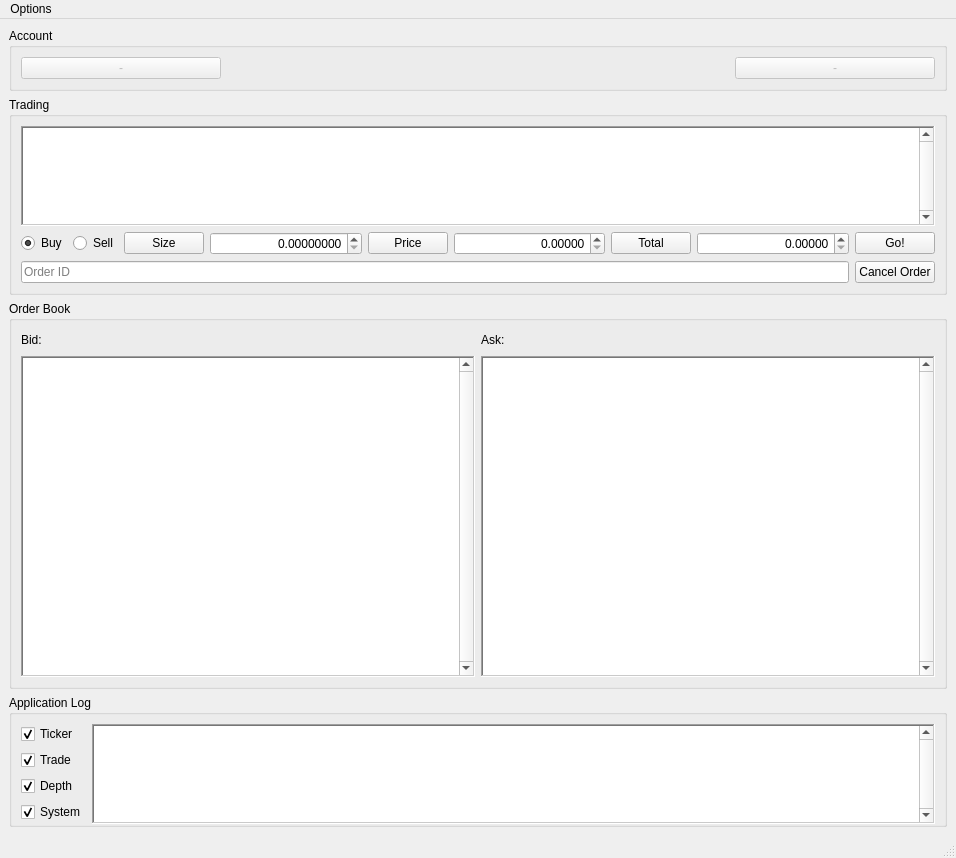
Before: the Qt Designer form goxgui/ui/main_window.ui in sebastianhaberey/goxgui, drawn with Qt 5.
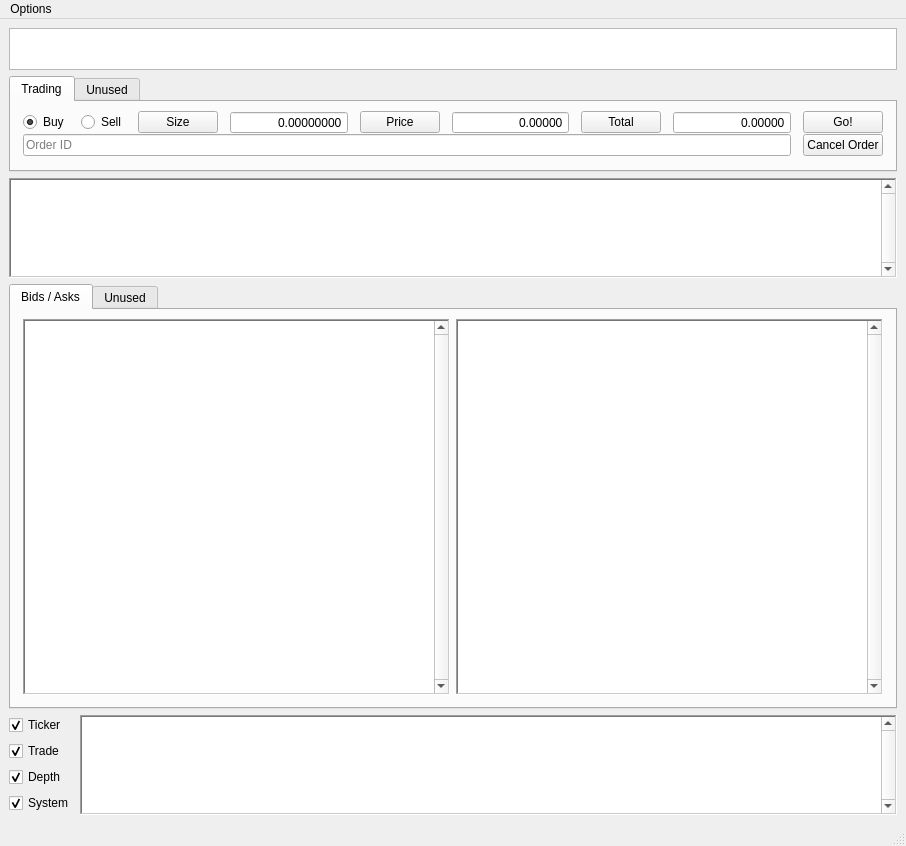
After: the same form once the commit is applied.

Commit message:
Restructured gui to accommodate future functionality.
* introduced info area where permanent information such as balance,
  order lag etc. can be displayed
* rearranged gui elements to gain screen estate
* introduced tabs to accommodate future features such as user orders
  and automated trading

```diff
--- a/goxgui/ui/main_window.ui
+++ b/goxgui/ui/main_window.ui
@@ -12,8 +12,8 @@
    <rect>
     <x>0</x>
     <y>0</y>
-    <width>956</width>
-    <height>858</height>
+    <width>906</width>
+    <height>846</height>
    </rect>
   </property>
   <property name="windowTitle">
@@ -32,156 +32,110 @@
      <verstretch>0</verstretch>
     </sizepolicy>
    </property>
-   <layout class="QVBoxLayout" name="verticalLayout_2">
-    <property name="spacing">
-     <number>6</number>
-    </property>
+   <layout class="QVBoxLayout" name="verticalLayout_2" stretch="0,0,0,1,0">
     <item>
-     <widget class="QGroupBox" name="groupBoxAccount">
-      <property name="title">
-       <string>Account</string>
+     <widget class="QTableView" name="tableInfo">
+      <property name="sizePolicy">
+       <sizepolicy hsizetype="Expanding" vsizetype="Preferred">
+        <horstretch>0</horstretch>
+        <verstretch>0</verstretch>
+       </sizepolicy>
       </property>
-      <property name="flat">
+      <property name="maximumSize">
+       <size>
+        <width>16777215</width>
+        <height>42</height>
+       </size>
+      </property>
+      <property name="frameShape">
+       <enum>QFrame::StyledPanel</enum>
+      </property>
+      <property name="frameShadow">
+       <enum>QFrame::Plain</enum>
+      </property>
+      <property name="verticalScrollBarPolicy">
+       <enum>Qt::ScrollBarAlwaysOff</enum>
+      </property>
+      <property name="horizontalScrollBarPolicy">
+       <enum>Qt::ScrollBarAlwaysOff</enum>
+      </property>
+      <property name="autoScroll">
+       <bool>false</bool>
+      </property>
+      <property name="editTriggers">
+       <set>QAbstractItemView::NoEditTriggers</set>
+      </property>
+      <property name="tabKeyNavigation">
+       <bool>false</bool>
+      </property>
+      <property name="showDropIndicator" stdset="0">
+       <bool>false</bool>
+      </property>
+      <property name="alternatingRowColors">
+       <bool>false</bool>
+      </property>
+      <property name="selectionMode">
+       <enum>QAbstractItemView::NoSelection</enum>
+      </property>
+      <property name="showGrid">
        <bool>true</bool>
       </property>
-      <layout class="QHBoxLayout" name="horizontalLayout">
-       <item>
-        <layout class="QHBoxLayout" name="horizontalLayout_2">
-         <item>
-          <widget class="QPushButton" name="pushButtonWalletA">
-           <property name="enabled">
+      <property name="gridStyle">
+       <enum>Qt::DotLine</enum>
+      </property>
+      <property name="wordWrap">
             <bool>false</bool>
            </property>
-           <property name="minimumSize">
-            <size>
-             <width>200</width>
-             <height>0</height>
-            </size>
-           </property>
-           <property name="cursor">
-            <cursorShape>PointingHandCursor</cursorShape>
-           </property>
-           <property name="toolTip">
-            <string>Push to use this value</string>
-           </property>
-           <property name="text">
-            <string>-</string>
-           </property>
-          </widget>
-         </item>
-         <item>
-          <spacer name="horizontalSpacer_4">
-           <property name="orientation">
-            <enum>Qt::Horizontal</enum>
-           </property>
-           <property name="sizeHint" stdset="0">
-            <size>
-             <width>0</width>
-             <height>0</height>
-            </size>
-           </property>
-          </spacer>
-         </item>
-         <item>
-          <widget class="QLabel" name="labelOrderlag">
-           <property name="toolTip">
-            <string>MtGox trading lag (how long it takes for an order to be executed)</string>
-           </property>
-           <property name="text">
-            <string/>
-           </property>
-          </widget>
-         </item>
-         <item>
-          <spacer name="horizontalSpacer_2">
-           <property name="orientation">
-            <enum>Qt::Horizontal</enum>
-           </property>
-           <property name="sizeHint" stdset="0">
-            <size>
-             <width>0</width>
-             <height>0</height>
-            </size>
-           </property>
-          </spacer>
-         </item>
-         <item>
-          <widget class="QPushButton" name="pushButtonWalletB">
-           <property name="enabled">
+      <property name="cornerButtonEnabled">
             <bool>false</bool>
            </property>
-           <property name="minimumSize">
-            <size>
-             <width>200</width>
-             <height>0</height>
-            </size>
-           </property>
-           <property name="cursor">
-            <cursorShape>PointingHandCursor</cursorShape>
-           </property>
-           <property name="toolTip">
-            <string>Push to use this value</string>
-           </property>
-           <property name="text">
-            <string>-</string>
-           </property>
-          </widget>
-         </item>
-        </layout>
-       </item>
-      </layout>
-     </widget>
-    </item>
+      <attribute name="horizontalHeaderVisible">
+       <bool>false</bool>
+      </attribute>
+      <attribute name="verticalHeaderVisible">
+       <bool>false</bool>
+      </attribute>
+      <attribute name="verticalHeaderDefaultSectionSize">
+       <number>20</number>
+      </attribute>
+      <attribute name="verticalHeaderMinimumSectionSize">
+       <number>20</number>
+      </attribute>
+     </widget>
+    </item>
     <item>
-     <widget class="QGroupBox" name="groupBoxTrading">
-      <property name="title">
+     <widget class="QTabWidget" name="tabTrading">
+      <property name="currentIndex">
+       <number>0</number>
+      </property>
+      <widget class="QWidget" name="tabManual">
+       <attribute name="title">
        <string>Trading</string>
-      </property>
-      <property name="flat">
-       <bool>true</bool>
-      </property>
-      <property name="checkable">
-       <bool>false</bool>
-      </property>
-      <layout class="QVBoxLayout" name="verticalLayout">
+       </attribute>
+       <layout class="QVBoxLayout" name="verticalLayout_3">
+        <property name="leftMargin">
+         <number>12</number>
+        </property>
+        <property name="rightMargin">
+         <number>12</number>
+        </property>
+        <property name="bottomMargin">
+         <number>12</number>
+        </property>
        <item>
-        <widget class="QTextBrowser" name="textBrowserStatus">
-         <property name="sizePolicy">
-          <sizepolicy hsizetype="Expanding" vsizetype="Minimum">
-           <horstretch>0</horstretch>
-           <verstretch>0</verstretch>
-          </sizepolicy>
-         </property>
-         <property name="maximumSize">
-          <size>
-           <width>16777215</width>
-           <height>100</height>
-          </size>
-         </property>
-         <property name="font">
-          <font>
-           <family>Courier New</family>
-          </font>
-         </property>
-         <property name="cursor" stdset="0">
-          <cursorShape>IBeamCursor</cursorShape>
-         </property>
-         <property name="toolTip">
-          <string/>
-         </property>
-         <property name="frameShape">
-          <enum>QFrame::WinPanel</enum>
-         </property>
-         <property name="verticalScrollBarPolicy">
-          <enum>Qt::ScrollBarAlwaysOn</enum>
-         </property>
-         <property name="openLinks">
-          <bool>false</bool>
-         </property>
-        </widget>
-       </item>
+         <widget class="QWidget" name="widget" native="true">
+          <layout class="QVBoxLayout" name="verticalLayout_6">
+           <property name="spacing">
+            <number>0</number>
+           </property>
+           <property name="margin">
+            <number>0</number>
+           </property>
        <item>
         <layout class="QHBoxLayout" name="horizontalLayout_4">
+             <property name="spacing">
+              <number>12</number>
+             </property>
          <item>
           <widget class="QRadioButton" name="radioButtonBuy">
            <property name="cursor">
@@ -239,7 +193,7 @@
             <set>Qt::AlignRight|Qt::AlignTrailing|Qt::AlignVCenter</set>
            </property>
            <property name="buttonSymbols">
-            <enum>QAbstractSpinBox::UpDownArrows</enum>
+                <enum>QAbstractSpinBox::NoButtons</enum>
            </property>
            <property name="decimals">
             <number>8</number>
@@ -283,7 +237,7 @@
             <set>Qt::AlignRight|Qt::AlignTrailing|Qt::AlignVCenter</set>
            </property>
            <property name="buttonSymbols">
-            <enum>QAbstractSpinBox::UpDownArrows</enum>
+                <enum>QAbstractSpinBox::NoButtons</enum>
            </property>
            <property name="decimals">
             <number>5</number>
@@ -327,7 +281,7 @@
             <set>Qt::AlignRight|Qt::AlignTrailing|Qt::AlignVCenter</set>
            </property>
            <property name="buttonSymbols">
-            <enum>QAbstractSpinBox::UpDownArrows</enum>
+                <enum>QAbstractSpinBox::NoButtons</enum>
            </property>
            <property name="decimals">
             <number>5</number>
@@ -357,6 +311,9 @@
        </item>
        <item>
         <layout class="QHBoxLayout" name="horizontalLayout_8">
+             <property name="spacing">
+              <number>12</number>
+             </property>
          <item>
           <widget class="QLineEdit" name="lineEditOrder">
            <property name="toolTip">
@@ -385,81 +342,73 @@
       </layout>
      </widget>
     </item>
-    <item>
-     <widget class="QGroupBox" name="groupBoxOrder">
-      <property name="title">
-       <string>Order Book</string>
-      </property>
-      <property name="flat">
-       <bool>true</bool>
-      </property>
-      <layout class="QVBoxLayout" name="verticalLayout_3">
-       <item>
-        <layout class="QHBoxLayout" name="horizontalLayout_9">
-         <item>
-          <layout class="QHBoxLayout" name="horizontalLayout_6">
-           <item>
-            <widget class="QLabel" name="label">
-             <property name="text">
-              <string>Bid:</string>
-             </property>
-            </widget>
-           </item>
-           <item>
-            <widget class="QLabel" name="labelBid">
-             <property name="text">
-              <string/>
-             </property>
-            </widget>
+       </layout>
+      </widget>
+      <widget class="QWidget" name="tabAuto">
+       <property name="enabled">
+        <bool>false</bool>
+       </property>
+       <attribute name="title">
+        <string>Unused</string>
+       </attribute>
+      </widget>
+     </widget>
            </item>
            <item>
-            <spacer name="horizontalSpacer_6">
-             <property name="orientation">
-              <enum>Qt::Horizontal</enum>
-             </property>
-             <property name="sizeHint" stdset="0">
+     <widget class="QTextBrowser" name="textBrowserStatus">
+      <property name="sizePolicy">
+       <sizepolicy hsizetype="Expanding" vsizetype="Minimum">
+        <horstretch>0</horstretch>
+        <verstretch>0</verstretch>
+       </sizepolicy>
+      </property>
+      <property name="maximumSize">
               <size>
-               <width>40</width>
-               <height>20</height>
-              </size>
-             </property>
-            </spacer>
-           </item>
-          </layout>
-         </item>
-         <item>
-          <layout class="QHBoxLayout" name="horizontalLayout_7">
-           <item>
-            <widget class="QLabel" name="label_2">
-             <property name="text">
-              <string>Ask:</string>
-             </property>
-            </widget>
-           </item>
-           <item>
-            <widget class="QLabel" name="labelAsk">
-             <property name="text">
+        <width>16777215</width>
+        <height>100</height>
+       </size>
+      </property>
+      <property name="font">
+       <font>
+        <family>Courier New</family>
+       </font>
+      </property>
+      <property name="cursor" stdset="0">
+       <cursorShape>IBeamCursor</cursorShape>
+      </property>
+      <property name="toolTip">
               <string/>
              </property>
+      <property name="frameShape">
+       <enum>QFrame::WinPanel</enum>
+      </property>
+      <property name="verticalScrollBarPolicy">
+       <enum>Qt::ScrollBarAlwaysOn</enum>
+      </property>
+      <property name="openLinks">
+       <bool>false</bool>
+      </property>
             </widget>
            </item>
            <item>
-            <spacer name="horizontalSpacer_5">
-             <property name="orientation">
-              <enum>Qt::Horizontal</enum>
-             </property>
-             <property name="sizeHint" stdset="0">
-              <size>
-               <width>40</width>
-               <height>20</height>
-              </size>
-             </property>
-            </spacer>
-           </item>
-          </layout>
-         </item>
-        </layout>
-       </item>
+     <widget class="QTabWidget" name="tabOrders">
+      <property name="currentIndex">
+       <number>0</number>
+      </property>
+      <widget class="QWidget" name="tabBidAsk">
+       <attribute name="title">
+        <string>Bids / Asks</string>
+       </attribute>
+       <layout class="QVBoxLayout" name="verticalLayout_5">
+        <property name="leftMargin">
+         <number>12</number>
+        </property>
+        <property name="rightMargin">
+         <number>12</number>
+        </property>
+        <property name="bottomMargin">
+         <number>12</number>
+        </property>
        <item>
         <layout class="QHBoxLayout" name="horizontalLayout_3">
          <item>
@@ -585,17 +534,19 @@
        </item>
       </layout>
      </widget>
+      <widget class="QWidget" name="tabUser">
+       <property name="enabled">
+        <bool>false</bool>
+       </property>
+       <attribute name="title">
+        <string>Unused</string>
+       </attribute>
+      </widget>
+     </widget>
     </item>
     <item>
-     <widget class="QGroupBox" name="groupBoxLog">
-      <property name="title">
-       <string>Application Log</string>
-      </property>
-      <property name="flat">
-       <bool>true</bool>
-      </property>
-      <layout class="QHBoxLayout" name="horizontalLayout_5">
-       <property name="bottomMargin">
+     <layout class="QHBoxLayout" name="horizontalLayout">
+      <property name="topMargin">
         <number>0</number>
        </property>
        <item>
@@ -676,7 +627,6 @@
         </widget>
        </item>
       </layout>
-     </widget>
     </item>
    </layout>
   </widget>
@@ -686,7 +636,7 @@
     <rect>
      <x>0</x>
      <y>0</y>
-     <width>956</width>
+     <width>906</width>
      <height>22</height>
     </rect>
    </property>
```
Lines whose indentation alone changed are shown as unchanged. The commit also changes 3 other files.
